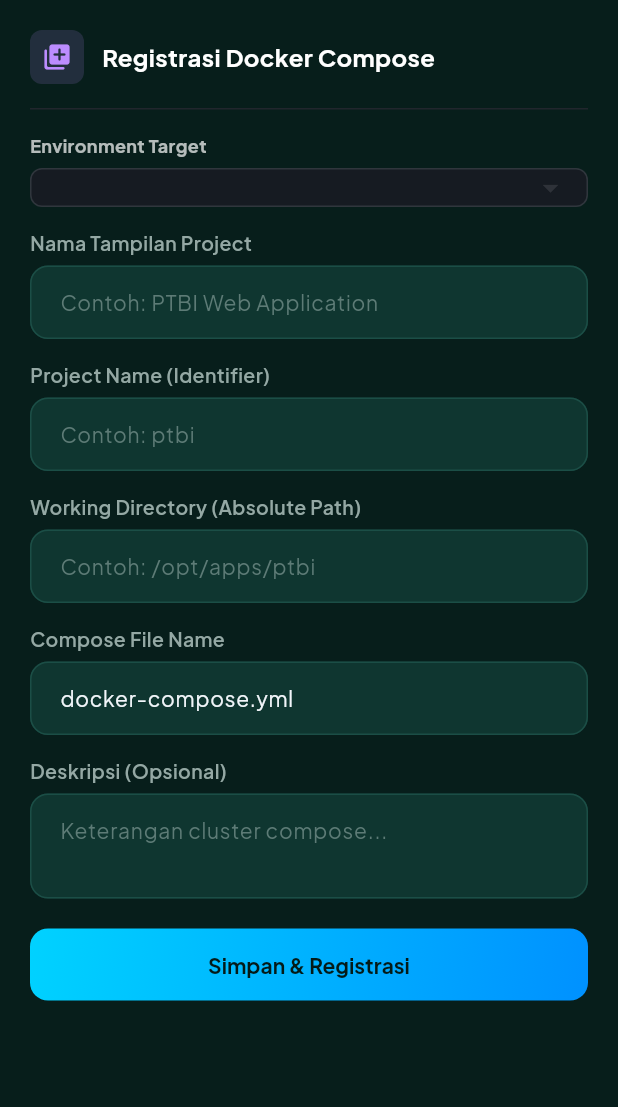
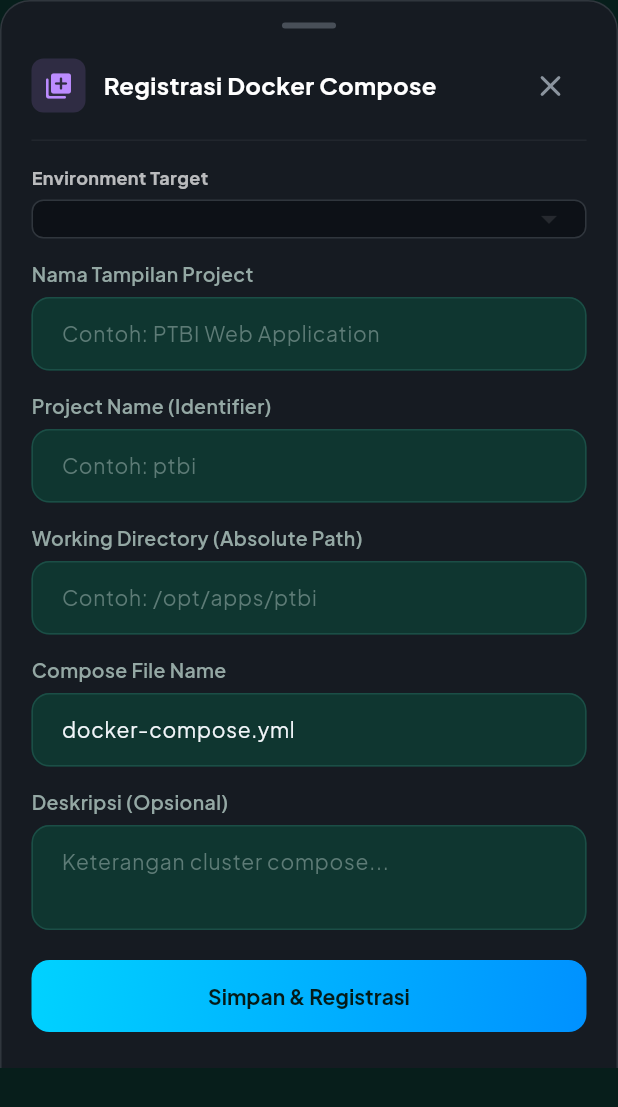
Before and after one commit to fadhlmlnaa/devOpsHub, a Flutter app: the CreateComposeSheet widget shown alone on an empty page, opened directly with empty values, on a phone screen of 412 x 824 dp. Shown: the top 1107 px of the screen. Run offline on Flutter 3.47's test engine with Material 3 defaults, Android fonts, the phone set to English and light mode, and no system bars; our stand-ins replace dio, flutter_secure_storage, get, google_fonts; accounts and stored records are empty.

Commit message:
fix(mobile): fix modal auto-close on submit for backup, deployment, and docker compose sheets, and make compose sheet background solid

```diff
--- a/mobile/lib/modules/backup/views/backup_config_form_view.dart
+++ b/mobile/lib/modules/backup/views/backup_config_form_view.dart
@@ -137,8 +137,8 @@ class _BackupConfigFormViewState extends State<BackupConfigFormView> {
       success = await _controller.updateConfig(widget.config!.id, payload);
     }
 
-    if (success) {
-      Get.back(result: true);
+    if (success && mounted) {
+      Navigator.of(context).pop(true);
     }
   }
 
--- a/mobile/lib/modules/deployment/views/deployment_config_form_view.dart
+++ b/mobile/lib/modules/deployment/views/deployment_config_form_view.dart
@@ -109,8 +109,8 @@ class _DeploymentConfigFormViewState extends State<DeploymentConfigFormView> {
       success = await _controller.updateConfig(widget.config!.id, payload);
     }
 
-    if (success) {
-      Get.back(result: true);
+    if (success && mounted) {
+      Navigator.of(context).pop(true);
     }
   }
 
--- a/mobile/lib/modules/docker/widgets/create_compose_sheet.dart
+++ b/mobile/lib/modules/docker/widgets/create_compose_sheet.dart
@@ -63,14 +63,14 @@ class _CreateComposeSheetState extends State<CreateComposeSheet> {
         .replaceAll(RegExp(r'-+'), '-');
   }
 
-  void _submit() {
+  Future<void> _submit() async {
     if (_selectedEnvId == null || _selectedEnvId!.isEmpty) {
       Get.snackbar('Validasi Gagal', 'Silakan pilih environment target.');
       return;
     }
 
     if (_formKey.currentState?.validate() ?? false) {
-      _composeController.createProject(
+      final success = await _composeController.createProject(
         name: _nameController.text.trim(),
         projectName: _projectController.text.trim(),
         environmentId: _selectedEnvId!,
@@ -78,6 +78,10 @@ class _CreateComposeSheetState extends State<CreateComposeSheet> {
         composeFile: _fileController.text.trim(),
         description: _descController.text.trim().isEmpty ? null : _descController.text.trim(),
       );
+
+      if (success && mounted) {
+        Navigator.of(context).pop(true);
+      }
     }
   }
 
@@ -85,12 +89,21 @@ class _CreateComposeSheetState extends State<CreateComposeSheet> {
   Widget build(BuildContext context) {
     final envs = _envController.environments;
 
-    return Padding(
+    return Container(
+      decoration: const BoxDecoration(
+        color: Color(0xFF161B22),
+        borderRadius: BorderRadius.vertical(top: Radius.circular(20)),
+        border: Border(
+          top: BorderSide(color: Color(0xFF30363D), width: 1),
+          left: BorderSide(color: Color(0xFF30363D), width: 1),
+          right: BorderSide(color: Color(0xFF30363D), width: 1),
+        ),
+      ),
       padding: EdgeInsets.only(
         left: 20,
         right: 20,
-        top: 20,
-        bottom: MediaQuery.of(context).viewInsets.bottom + 20,
+        top: 14,
+        bottom: MediaQuery.of(context).viewInsets.bottom + 24,
       ),
       child: Form(
         key: _formKey,
@@ -99,6 +112,18 @@ class _CreateComposeSheetState extends State<CreateComposeSheet> {
             mainAxisSize: MainAxisSize.min,
             crossAxisAlignment: CrossAxisAlignment.stretch,
             children: [
+              // Drag handle
+              Center(
+                child: Container(
+                  width: 36,
+                  height: 4,
+                  margin: const EdgeInsets.only(bottom: 14),
+                  decoration: BoxDecoration(
+                    color: const Color(0xFF484F58),
+                    borderRadius: BorderRadius.circular(2),
+                  ),
+                ),
+              ),
               Row(
                 children: [
                   Container(
@@ -110,13 +135,19 @@ class _CreateComposeSheetState extends State<CreateComposeSheet> {
                     child: const Icon(Icons.add_to_photos_rounded, color: Color(0xFFBC8CFF), size: 20),
                   ),
                   const SizedBox(width: 12),
-                  const Text(
-                    'Registrasi Docker Compose',
-                    style: TextStyle(fontSize: 16, fontWeight: FontWeight.bold, color: Colors.white),
+                  const Expanded(
+                    child: Text(
+                      'Registrasi Docker Compose',
+                      style: TextStyle(fontSize: 16, fontWeight: FontWeight.bold, color: Colors.white),
+                    ),
+                  ),
+                  IconButton(
+                    icon: const Icon(Icons.close_rounded, color: Color(0xFF8B949E)),
+                    onPressed: () => Navigator.of(context).pop(),
                   ),
                 ],
               ),
-              const SizedBox(height: 16),
+              const SizedBox(height: 12),
               const Divider(color: Color(0xFF21262D), height: 1),
               const SizedBox(height: 16),
 
@@ -126,7 +157,7 @@ class _CreateComposeSheetState extends State<CreateComposeSheet> {
               Container(
                 padding: const EdgeInsets.symmetric(horizontal: 12),
                 decoration: BoxDecoration(
-                  color: const Color(0xFF161B22),
+                  color: const Color(0xFF0D1117),
                   borderRadius: BorderRadius.circular(8),
                   border: Border.all(color: const Color(0xFF30363D)),
                 ),
```
Also changed, not shown: mobile/lib/modules/docker/controllers/docker_compose_controller.dart (+7 -3 lines).
